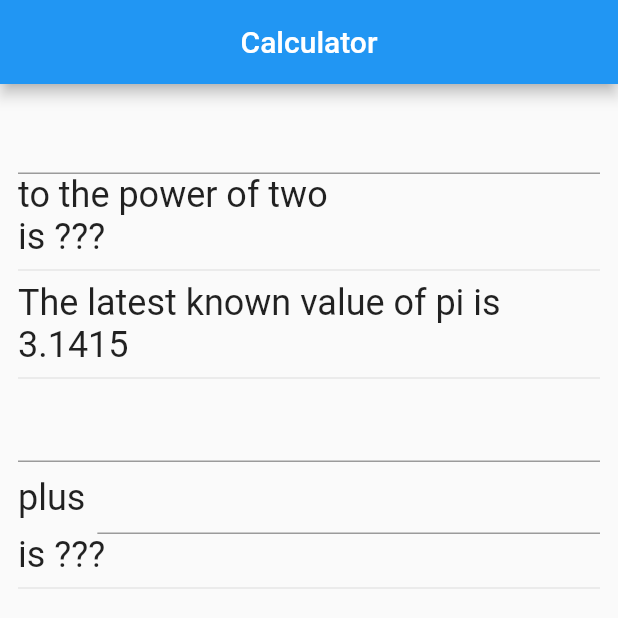
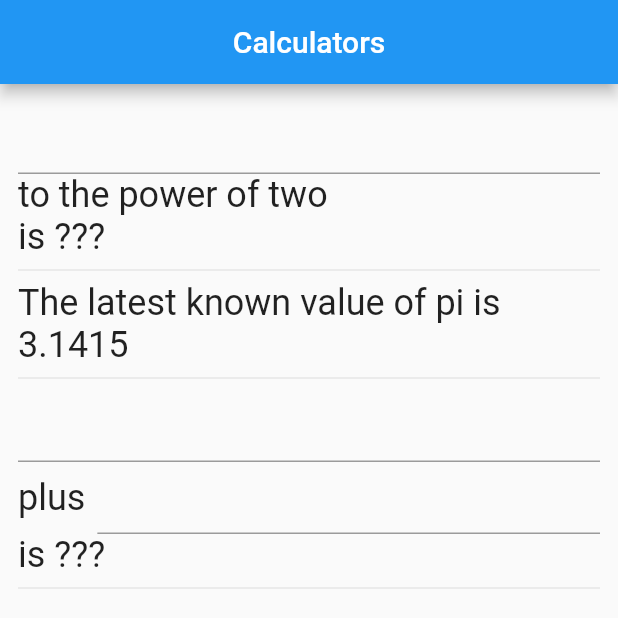
Before and after one commit to bibash28/calculator-app-test-showcase, a Flutter app: the screen it shows after launch, on a phone screen of 412 x 824 dp, the top half of it. Run offline on Flutter 3.47's test engine with Material 2 defaults, Android fonts, the phone set to English and light mode, and no system bars.

Commit message:
flutter test after changing text causes failure

```diff
--- a/lib/main.dart
+++ b/lib/main.dart
@@ -17,7 +17,7 @@ class CalculatorApp extends StatelessWidget {
       home: Scaffold(
         appBar: AppBar(
           centerTitle: true,
-          title: const Text('Calculator'),
+          title: const Text('Calculators'),
         ),
         body: SingleChildScrollView(
           child: Padding(
```
Also changed, not shown: 4 other files.
